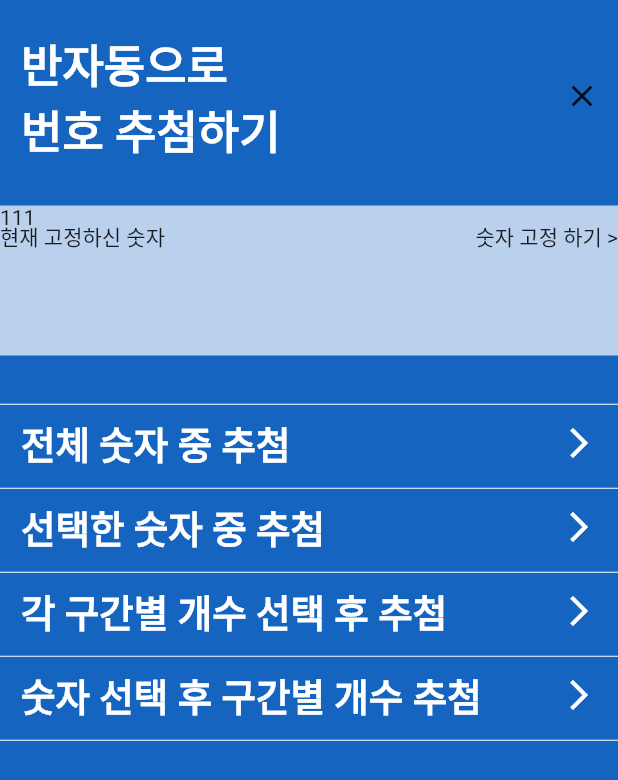
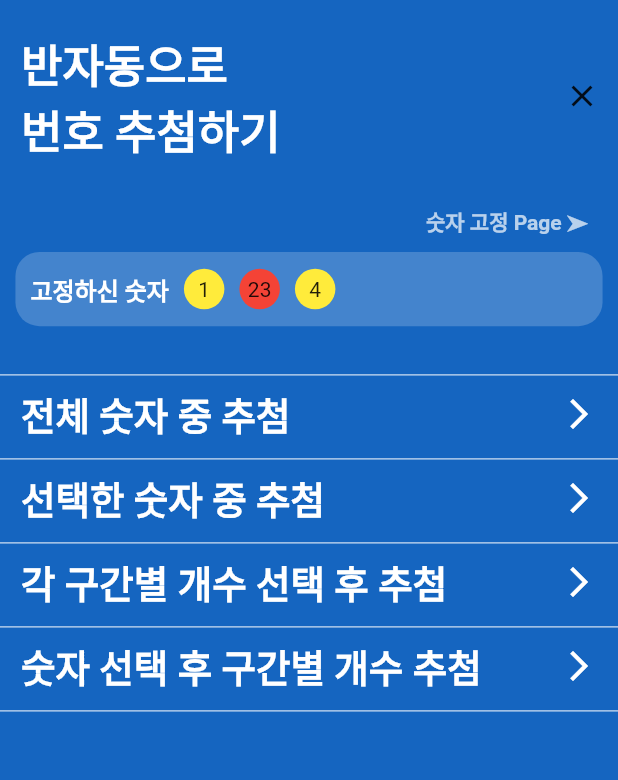
Before and after one commit to imkilwon/for_prize, a Flutter app: the SemiAutoLotteryScreen screen opened directly, on a phone screen of 412 x 824 dp. Shown: the top 780 px of the screen. Run offline on Flutter 3.47's test engine with Material 2 defaults, Android fonts, the phone set to English and light mode, and no system bars; our stand-ins replace shared_preferences; accounts and stored records are empty.

```diff
--- a/lib/screens/semi_auto_lottery_screen.dart
+++ b/lib/screens/semi_auto_lottery_screen.dart
@@ -40,22 +40,10 @@ class SemiAutoLotteryScreen extends StatelessWidget {
             SizedBox(
               height: 25,
             ),
-            Stack(
-              children: [
-                Container(width: double.infinity,height: 100,color: Colors.white70,),
-                Positioned(top:10,child: Container(
-                  width: screenSize.width,
-                  child: Row(
-                    mainAxisAlignment: MainAxisAlignment.spaceBetween,
-                    children: [
-                      Text("현재 고정하신 숫자"),
-                      GestureDetector(onTap: (){ Navigator.push(context, MaterialPageRoute(builder: (context) => const HoldNumberPage())); },child: const Text("숫자 고정 하기 >")),
-                    ],
-                  ),
-                )),
-                Positioned.fill(child: ListView.builder(scrollDirection: Axis.horizontal,itemCount: 3,itemBuilder: (context,index)=>Text('1')))
-              ],
-            ),
+            Container(width: double.infinity,alignment: AlignmentDirectional.bottomEnd,margin: EdgeInsets.only(right: 20),child: GestureDetector(onTap: (){
+              Navigator.push(context, MaterialPageRoute(builder: (context)=>HoldNumberPage()));
+            },child: Text("숫자 고정 Page ➤",style: TextStyle(fontSize: 14,fontWeight: FontWeight.bold,color: Colors.white70),))),
+            ShowNumberWidget(showText: "고정하신 숫자", numSet: [1,23,4]),
             SizedBox(
               height: 25,
             ),
--- a/pubspec.yaml
+++ b/pubspec.yaml
@@ -37,6 +37,7 @@ dependencies:
   # Use with the CupertinoIcons class for iOS style icons.
   cupertino_icons: ^1.0.2
   image_picker: ^0.8.6
+  shared_preferences: ^2.0.15
 
 
 dev_dependencies:
```
Also changed, not shown: lib/screens/hold_number_page.dart (+35 -9 lines), lib/utils/utils.dart (added, +25 -0 lines), lib/widgets/simple_dialog_widget.dart (added, +26 -0 lines), pubspec.lock.
